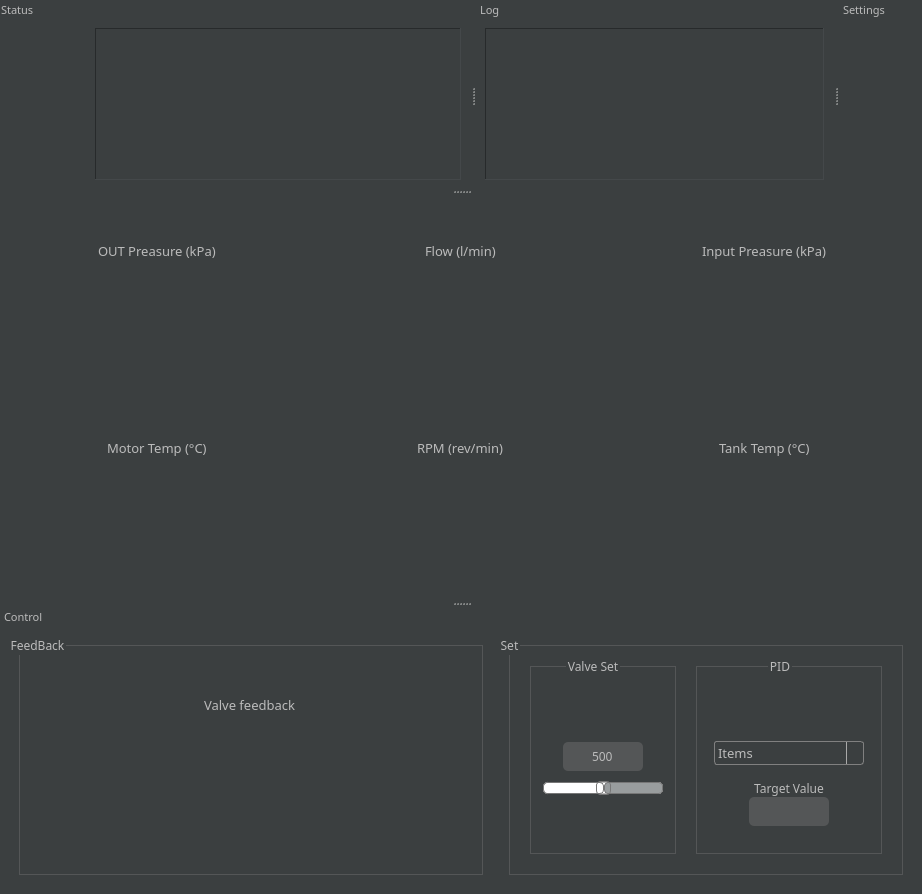
This is mainwindow.ui in SundaySW/PumpBenchController as Qt 5 draws it before an edit. The edited form follows.
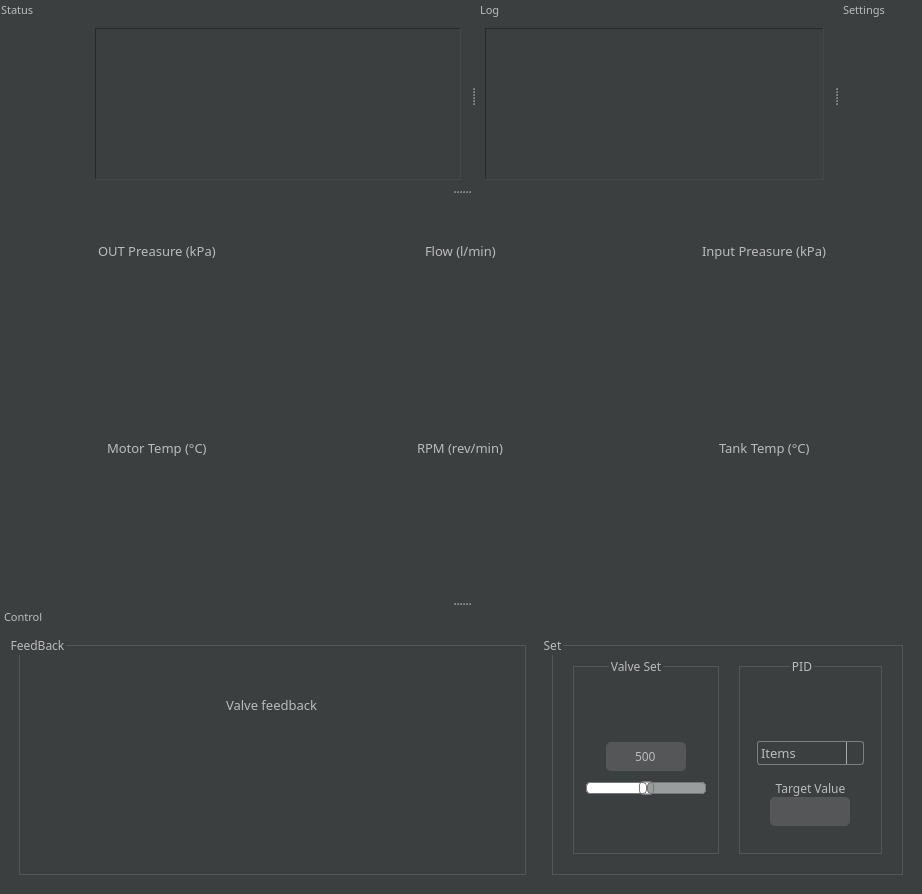
This is the edited form. Icons and pictures are not drawn.

```diff
--- a/mainwindow.ui
+++ b/mainwindow.ui
@@ -1861,7 +1861,7 @@
                    </property>
                    <property name="minimumSize">
                     <size>
-                     <width>150</width>
+                     <width>107</width>
                      <height>0</height>
                     </size>
                    </property>
```
Left out of the diff: 2 changed lines with no effect on the pictures.
